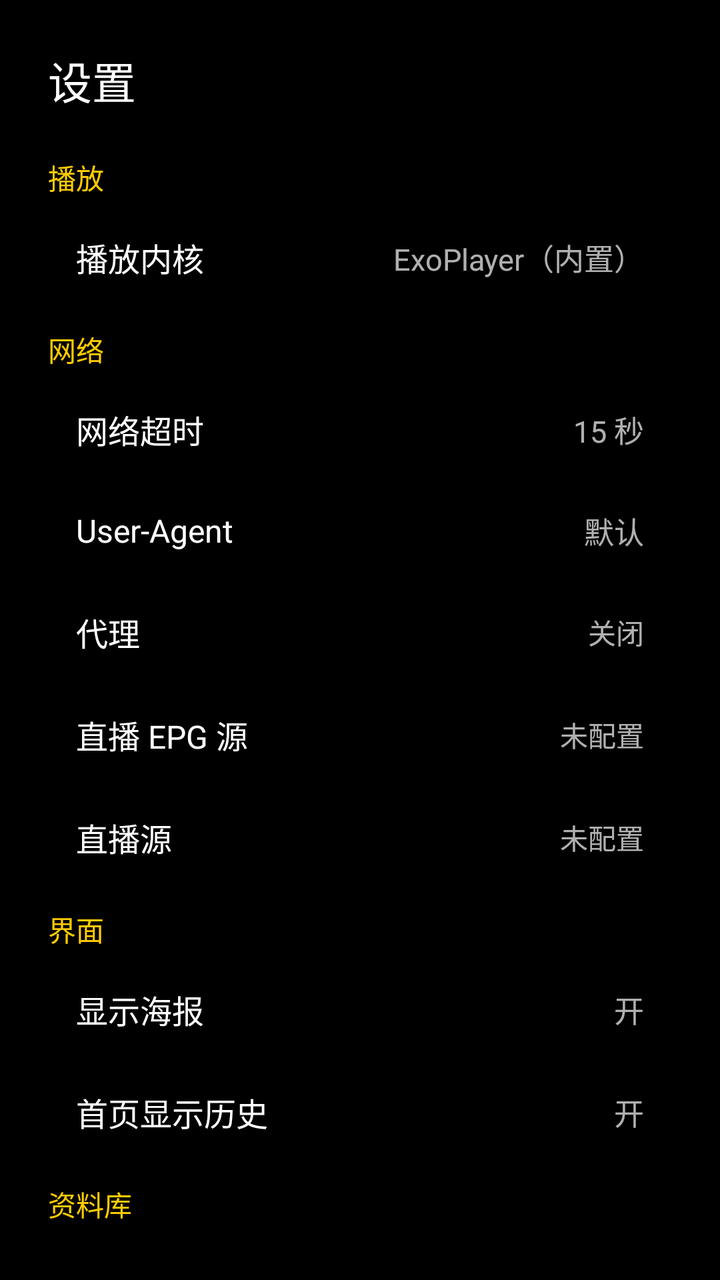
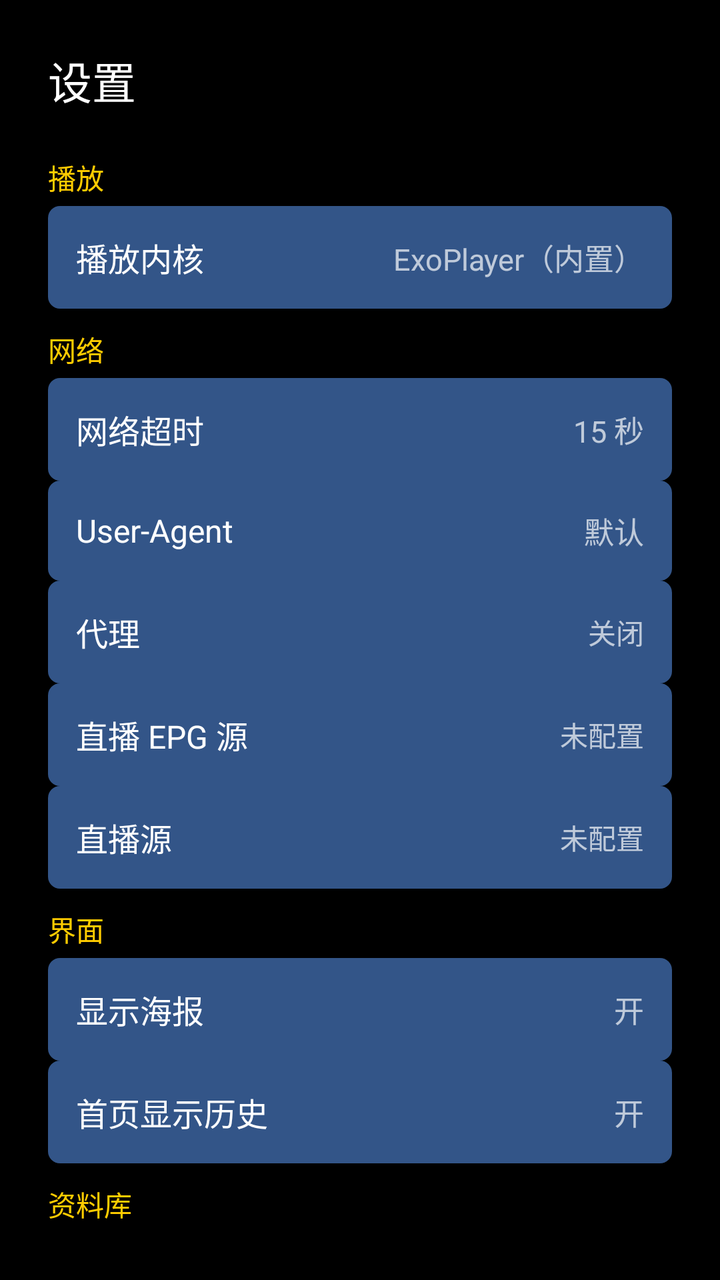

Before-and-after screenshots of an Android layout around one commit, followed by the original layout XML and the change that was made.
<!-- AndroidManifest.xml: activity theme android:Theme.Black.NoTitleBar -->
<!-- res/layout/activity_settings.xml -->
<?xml version="1.0" encoding="utf-8"?>
<LinearLayout xmlns:android="http://schemas.android.com/apk/res/android"
    android:layout_width="match_parent"
    android:layout_height="match_parent"
    android:orientation="vertical"
    android:background="#000000"
    android:padding="24dp">

    <TextView
        android:layout_width="match_parent"
        android:layout_height="wrap_content"
        android:paddingBottom="16dp"
        android:textColor="#FFFFFF"
        android:textSize="22sp"
        android:text="设置" />

    
    <TextView
        android:layout_width="match_parent"
        android:layout_height="wrap_content"
        android:paddingTop="6dp"
        android:paddingBottom="4dp"
        android:textColor="#FFCC00"
        android:textSize="14sp"
        android:text="播放" />

    <LinearLayout
        android:id="@+id/rowKernel"
        android:layout_width="match_parent"
        android:layout_height="wrap_content"
        android:orientation="horizontal"
        android:gravity="center_vertical"
        android:padding="14dp"
        android:focusable="true"
        android:clickable="true">
            android:background="@drawable/selector_tv_btn"

        <TextView
            android:layout_width="0dp"
            android:layout_height="wrap_content"
            android:layout_weight="1"
            android:textColor="#FFFFFF"
            android:textSize="16sp"
            android:text="播放内核" />

        <TextView
            android:id="@+id/valKernel"
            android:layout_width="wrap_content"
            android:layout_height="wrap_content"
            android:textColor="#B0FFFFFF"
            android:textSize="15sp"
            android:text="ExoPlayer（内置）" />

    </LinearLayout>

    
    <TextView
        android:layout_width="match_parent"
        android:layout_height="wrap_content"
        android:paddingTop="10dp"
        android:paddingBottom="4dp"
        android:textColor="#FFCC00"
        android:textSize="14sp"
        android:text="网络" />

    <LinearLayout
        android:id="@+id/rowTimeout"
        android:layout_width="match_parent"
        android:layout_height="wrap_content"
        android:orientation="horizontal"
        android:gravity="center_vertical"
        android:padding="14dp"
        android:focusable="true"
        android:clickable="true">
            android:background="@drawable/selector_tv_btn"

        <TextView
            android:layout_width="0dp"
            android:layout_height="wrap_content"
            android:layout_weight="1"
            android:textColor="#FFFFFF"
            android:textSize="16sp"
            android:text="网络超时" />

        <TextView
            android:id="@+id/valTimeout"
            android:layout_width="wrap_content"
            android:layout_height="wrap_content"
            android:textColor="#B0FFFFFF"
            android:textSize="15sp"
            android:text="15 秒" />

    </LinearLayout>

    <LinearLayout
        android:id="@+id/rowUa"
        android:layout_width="match_parent"
        android:layout_height="wrap_content"
        android:orientation="horizontal"
        android:gravity="center_vertical"
        android:padding="14dp"
        android:focusable="true"
        android:clickable="true">
            android:background="@drawable/selector_tv_btn"

        <TextView
            android:layout_width="0dp"
            android:layout_height="wrap_content"
            android:layout_weight="1"
            android:textColor="#FFFFFF"
            android:textSize="16sp"
            android:text="User-Agent" />

        <TextView
            android:id="@+id/valUa"
            android:layout_width="wrap_content"
            android:layout_height="wrap_content"
            android:textColor="#B0FFFFFF"
            android:textSize="15sp"
            android:text="默认" />

    </LinearLayout>

    <LinearLayout
        android:id="@+id/rowProxy"
        android:layout_width="match_parent"
        android:layout_height="wrap_content"
        android:orientation="horizontal"
        android:gravity="center_vertical"
        android:padding="14dp"
        android:focusable="true"
        android:clickable="true">
            android:background="@drawable/selector_tv_btn"

        <TextView
            android:layout_width="0dp"
            android:layout_height="wrap_content"
            android:layout_weight="1"
            android:textColor="#FFFFFF"
            android:textSize="16sp"
            android:text="代理" />

        <TextView
            android:id="@+id/valProxy"
            android:layout_width="wrap_content"
            android:layout_height="wrap_content"
            android:textColor="#B0FFFFFF"
            android:textSize="14sp"
            android:text="关闭" />

    </LinearLayout>

    <LinearLayout
        android:id="@+id/rowEpg"
        android:layout_width="match_parent"
        android:layout_height="wrap_content"
        android:orientation="horizontal"
        android:gravity="center_vertical"
        android:padding="14dp"
        android:focusable="true"
        android:clickable="true">
            android:background="@drawable/selector_tv_btn"

        <TextView
            android:layout_width="0dp"
            android:layout_height="wrap_content"
            android:layout_weight="1"
            android:textColor="#FFFFFF"
            android:textSize="16sp"
            android:text="直播 EPG 源" />

        <TextView
            android:id="@+id/valEpg"
            android:layout_width="wrap_content"
            android:layout_height="wrap_content"
            android:textColor="#B0FFFFFF"
            android:textSize="14sp"
            android:text="未配置" />

    </LinearLayout>

    <LinearLayout
        android:id="@+id/rowLive"
        android:layout_width="match_parent"
        android:layout_height="wrap_content"
        android:orientation="horizontal"
        android:gravity="center_vertical"
        android:padding="14dp"
        android:focusable="true"
        android:clickable="true">
            android:background="@drawable/selector_tv_btn"

        <TextView
            android:layout_width="0dp"
            android:layout_height="wrap_content"
            android:layout_weight="1"
            android:textColor="#FFFFFF"
            android:textSize="16sp"
            android:text="直播源" />

        <TextView
            android:id="@+id/valLive"
            android:layout_width="wrap_content"
            android:layout_height="wrap_content"
            android:textColor="#B0FFFFFF"
            android:textSize="14sp"
            android:text="未配置" />

    </LinearLayout>

    
    <TextView
        android:layout_width="match_parent"
        android:layout_height="wrap_content"
        android:paddingTop="10dp"
        android:paddingBottom="4dp"
        android:textColor="#FFCC00"
        android:textSize="14sp"
        android:text="界面" />

    <LinearLayout
        android:id="@+id/rowPoster"
        android:layout_width="match_parent"
        android:layout_height="wrap_content"
        android:orientation="horizontal"
        android:gravity="center_vertical"
        android:padding="14dp"
        android:focusable="true"
        android:clickable="true">
            android:background="@drawable/selector_tv_btn"

        <TextView
            android:layout_width="0dp"
            android:layout_height="wrap_content"
            android:layout_weight="1"
            android:textColor="#FFFFFF"
            android:textSize="16sp"
            android:text="显示海报" />

        <TextView
            android:id="@+id/valPoster"
            android:layout_width="wrap_content"
            android:layout_height="wrap_content"
            android:textColor="#B0FFFFFF"
            android:textSize="15sp"
            android:text="开" />

    </LinearLayout>

    <LinearLayout
        android:id="@+id/rowHomeHistory"
        android:layout_width="match_parent"
        android:layout_height="wrap_content"
        android:orientation="horizontal"
        android:gravity="center_vertical"
        android:padding="14dp"
        android:focusable="true"
        android:clickable="true">
            android:background="@drawable/selector_tv_btn"

        <TextView
            android:layout_width="0dp"
            android:layout_height="wrap_content"
            android:layout_weight="1"
            android:textColor="#FFFFFF"
            android:textSize="16sp"
            android:text="首页显示历史" />

        <TextView
            android:id="@+id/valHomeHistory"
            android:layout_width="wrap_content"
            android:layout_height="wrap_content"
            android:textColor="#B0FFFFFF"
            android:textSize="15sp"
            android:text="开" />

    </LinearLayout>

    
    <TextView
        android:layout_width="match_parent"
        android:layout_height="wrap_content"
        android:paddingTop="10dp"
        android:paddingBottom="4dp"
        android:textColor="#FFCC00"
        android:textSize="14sp"
        android:text="资料库" />

    <LinearLayout
        android:id="@+id/rowHistory"
        android:layout_width="match_parent"
        android:layout_height="wrap_content"
        android:orientation="horizontal"
        android:gravity="center_vertical"
        android:padding="14dp"
        android:focusable="true"
        android:clickable="true">
            android:background="@drawable/selector_tv_btn"

        <TextView
            android:layout_width="0dp"
            android:layout_height="wrap_content"
            android:layout_weight="1"
            android:textColor="#FFFFFF"
            android:textSize="16sp"
            android:text="历史记录" />

        <TextView
            android:id="@+id/valHistory"
            android:layout_width="wrap_content"
            android:layout_height="wrap_content"
            android:textColor="#B0FFFFFF"
            android:textSize="15sp"
            android:text="0 条（点击清空）" />

    </LinearLayout>

    <LinearLayout
        android:id="@+id/rowFav"
        android:layout_width="match_parent"
        android:layout_height="wrap_content"
        android:orientation="horizontal"
        android:gravity="center_vertical"
        android:padding="14dp"
        android:focusable="true"
        android:clickable="true">
            android:background="@drawable/selector_tv_btn"

        <TextView
            android:layout_width="0dp"
            android:layout_height="wrap_content"
            android:layout_weight="1"
            android:textColor="#FFFFFF"
            android:textSize="16sp"
            android:text="收藏" />

        <TextView
            android:id="@+id/valFav"
            android:layout_width="wrap_content"
            android:layout_height="wrap_content"
            android:textColor="#B0FFFFFF"
            android:textSize="15sp"
            android:text="0 条（点击清空）" />

    </LinearLayout>

    
    <TextView
        android:layout_width="match_parent"
        android:layout_height="wrap_content"
        android:paddingTop="10dp"
        android:paddingBottom="4dp"
        android:textColor="#FFCC00"
        android:textSize="14sp"
        android:text="备份与恢复" />

    <LinearLayout
        android:id="@+id/rowBackup"
        android:layout_width="match_parent"
        android:layout_height="wrap_content"
        android:orientation="horizontal"
        android:gravity="center_vertical"
        android:padding="14dp"
        android:focusable="true"
        android:clickable="true">
            android:background="@drawable/selector_tv_btn"

        <TextView
            android:layout_width="0dp"
            android:layout_height="wrap_content"
            android:layout_weight="1"
            android:textColor="#FFFFFF"
            android:textSize="16sp"
            android:text="备份数据" />

        <TextView
            android:id="@+id/valBackup"
            android:layout_width="wrap_content"
            android:layout_height="wrap_content"
            android:textColor="#B0FFFFFF"
            android:textSize="15sp"
            android:text="导出到本地" />

    </LinearLayout>

    <LinearLayout
        android:id="@+id/rowRestore"
        android:layout_width="match_parent"
        android:layout_height="wrap_content"
        android:orientation="horizontal"
        android:gravity="center_vertical"
        android:padding="14dp"
        android:focusable="true"
        android:clickable="true">
            android:background="@drawable/selector_tv_btn"

        <TextView
            android:layout_width="0dp"
            android:layout_height="wrap_content"
            android:layout_weight="1"
            android:textColor="#FFFFFF"
            android:textSize="16sp"
            android:text="恢复数据" />

        <TextView
            android:id="@+id/valRestore"
            android:layout_width="wrap_content"
            android:layout_height="wrap_content"
            android:textColor="#B0FFFFFF"
            android:textSize="15sp"
            android:text="从本地导入" />

    </LinearLayout>

    
    <TextView
        android:layout_width="match_parent"
        android:layout_height="wrap_content"
        android:paddingTop="10dp"
        android:paddingBottom="4dp"
        android:textColor="#FFCC00"
        android:textSize="14sp"
        android:text="关于" />

    <LinearLayout
        android:layout_width="match_parent"
        android:layout_height="wrap_content"
        android:orientation="horizontal"
        android:gravity="center_vertical"
        android:padding="14dp">

        <TextView
            android:layout_width="0dp"
            android:layout_height="wrap_content"
            android:layout_weight="1"
            android:textColor="#FFFFFF"
            android:textSize="16sp"
            android:text="版本" />

        <TextView
            android:id="@+id/valAbout"
            android:layout_width="wrap_content"
            android:layout_height="wrap_content"
            android:textColor="#B0FFFFFF"
            android:textSize="15sp"
            android:text="星汇TV v0.1.0" />

    </LinearLayout>

</LinearLayout>
<!-- resources referenced by this layout -->
<resources>
  <!-- drawable selector_tv_btn (drawable) -->
  <?xml version="1.0" encoding="utf-8"?>
  <selector xmlns:android="http://schemas.android.com/apk/res/android">
      <item android:state_focused="true">
          <shape>
              <solid android:color="#FFCC00" />
              <corners android:radius="6dp" />
          </shape>
      </item>
      <item>
          <shape>
              <solid android:color="#335588" />
              <corners android:radius="6dp" />
          </shape>
      </item>
  </selector>
</resources>

<!-- the commit's change to res/layout/activity_settings.xml (unified diff, before → after) -->
@@ -32,8 +32,8 @@
         android:gravity="center_vertical"
         android:padding="14dp"
         android:focusable="true"
-        android:clickable="true">
-            android:background="@drawable/selector_tv_btn"
+        android:clickable="true"
+            android:background="@drawable/selector_tv_btn">
 
         <TextView
             android:layout_width="0dp"
@@ -71,8 +71,8 @@
         android:gravity="center_vertical"
         android:padding="14dp"
         android:focusable="true"
-        android:clickable="true">
-            android:background="@drawable/selector_tv_btn"
+        android:clickable="true"
+            android:background="@drawable/selector_tv_btn">
 
         <TextView
             android:layout_width="0dp"
@@ -100,8 +100,8 @@
         android:gravity="center_vertical"
         android:padding="14dp"
         android:focusable="true"
-        android:clickable="true">
-            android:background="@drawable/selector_tv_btn"
+        android:clickable="true"
+            android:background="@drawable/selector_tv_btn">
 
         <TextView
             android:layout_width="0dp"
@@ -129,8 +129,8 @@
         android:gravity="center_vertical"
         android:padding="14dp"
         android:focusable="true"
-        android:clickable="true">
-            android:background="@drawable/selector_tv_btn"
+        android:clickable="true"
+            android:background="@drawable/selector_tv_btn">
 
         <TextView
             android:layout_width="0dp"
@@ -158,8 +158,8 @@
         android:gravity="center_vertical"
         android:padding="14dp"
         android:focusable="true"
-        android:clickable="true">
-            android:background="@drawable/selector_tv_btn"
+        android:clickable="true"
+            android:background="@drawable/selector_tv_btn">
 
         <TextView
             android:layout_width="0dp"
@@ -187,8 +187,8 @@
         android:gravity="center_vertical"
         android:padding="14dp"
         android:focusable="true"
-        android:clickable="true">
-            android:background="@drawable/selector_tv_btn"
+        android:clickable="true"
+            android:background="@drawable/selector_tv_btn">
 
         <TextView
             android:layout_width="0dp"
@@ -226,8 +226,8 @@
         android:gravity="center_vertical"
         android:padding="14dp"
         android:focusable="true"
-        android:clickable="true">
-            android:background="@drawable/selector_tv_btn"
+        android:clickable="true"
+            android:background="@drawable/selector_tv_btn">
 
         <TextView
             android:layout_width="0dp"
@@ -255,8 +255,8 @@
         android:gravity="center_vertical"
         android:padding="14dp"
         android:focusable="true"
-        android:clickable="true">
-            android:background="@drawable/selector_tv_btn"
+        android:clickable="true"
+            android:background="@drawable/selector_tv_btn">
 
         <TextView
             android:layout_width="0dp"
@@ -294,8 +294,8 @@
         android:gravity="center_vertical"
         android:padding="14dp"
         android:focusable="true"
-        android:clickable="true">
-            android:background="@drawable/selector_tv_btn"
+        android:clickable="true"
+            android:background="@drawable/selector_tv_btn">
 
         <TextView
             android:layout_width="0dp"
@@ -323,8 +323,8 @@
         android:gravity="center_vertical"
         android:padding="14dp"
         android:focusable="true"
-        android:clickable="true">
-            android:background="@drawable/selector_tv_btn"
+        android:clickable="true"
+            android:background="@drawable/selector_tv_btn">
 
         <TextView
             android:layout_width="0dp"
@@ -362,8 +362,8 @@
         android:gravity="center_vertical"
         android:padding="14dp"
         android:focusable="true"
-        android:clickable="true">
-            android:background="@drawable/selector_tv_btn"
+        android:clickable="true"
+            android:background="@drawable/selector_tv_btn">
 
         <TextView
             android:layout_width="0dp"
@@ -391,8 +391,8 @@
         android:gravity="center_vertical"
         android:padding="14dp"
         android:focusable="true"
-        android:clickable="true">
-            android:background="@drawable/selector_tv_btn"
+        android:clickable="true"
+            android:background="@drawable/selector_tv_btn">
 
         <TextView
             android:layout_width="0dp"
